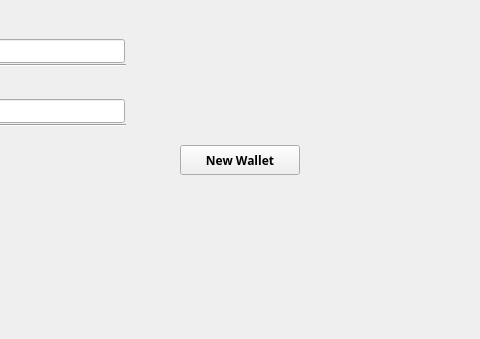
First picture: the form in firstlogin.ui, repository HcashOrg/hx-indicator, before the edit; both pictures show x 360 to 840 and y 241 to 580 of the 960 by 580 pixel window.
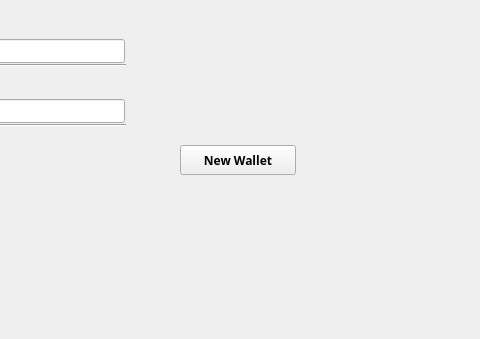
Second picture: the form after the edit.

Patch:
```diff
--- a/firstlogin.ui
+++ b/firstlogin.ui
@@ -52,7 +52,7 @@
     <rect>
      <x>540</x>
      <y>386</y>
-     <width>120</width>
+     <width>116</width>
      <height>30</height>
     </rect>
    </property>
```
